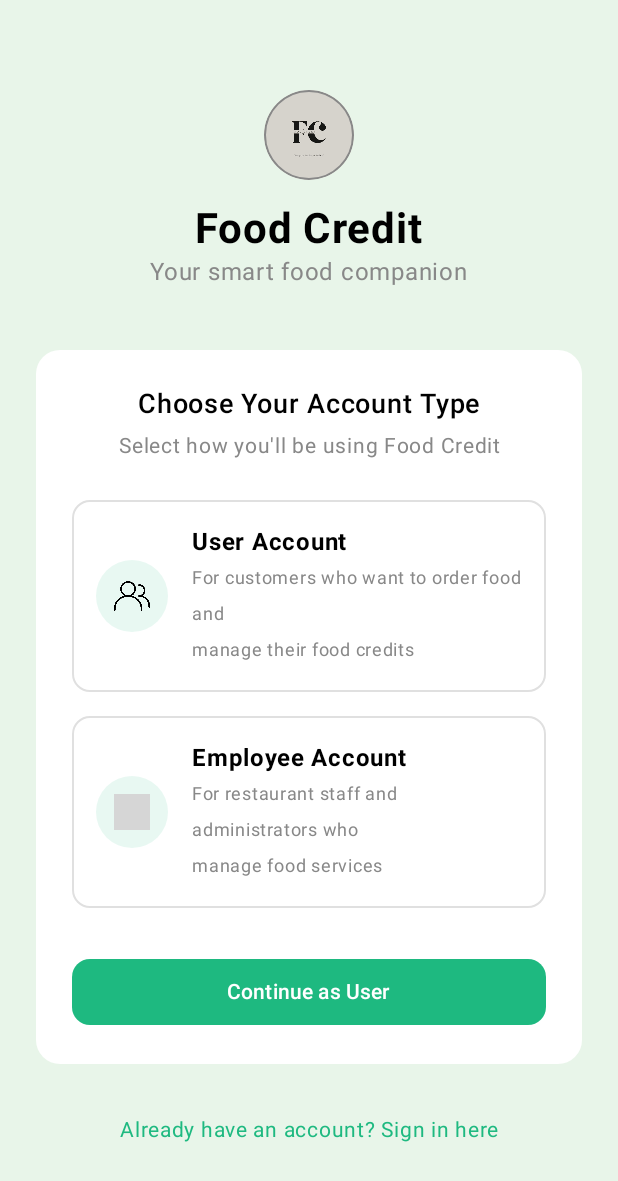
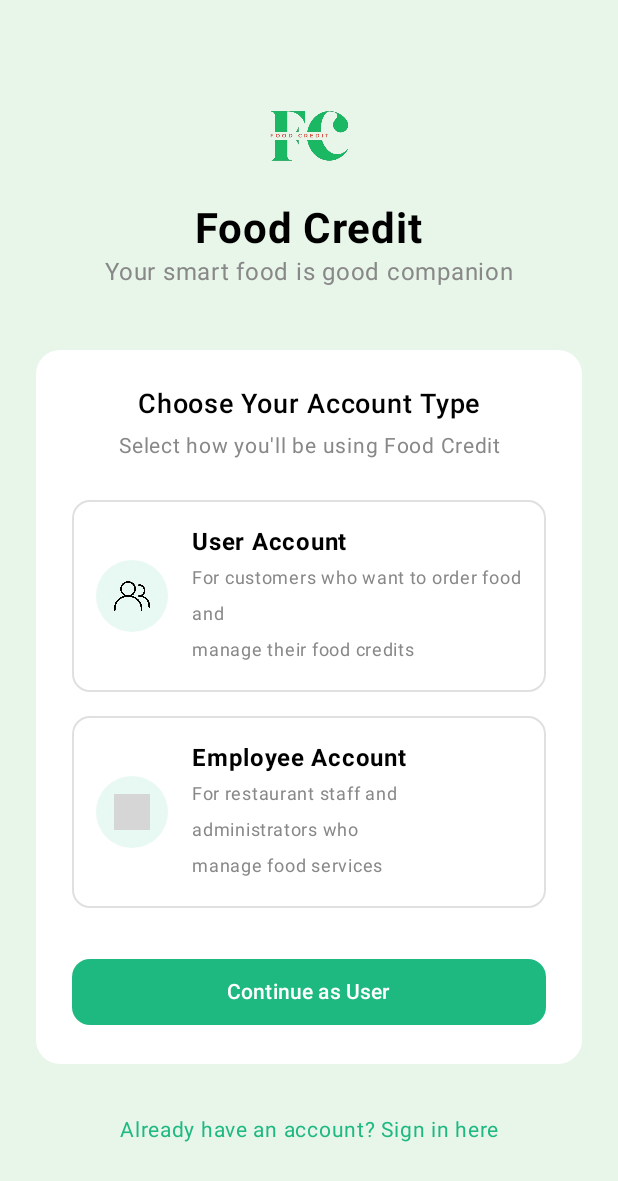
Before and after one commit to NoobofCoding/Food_Credit_1.5, an Android app built with Jetpack Compose: the screen it shows after launch (MainActivity), on a phone screen of 412 x 824 dp. Shown: the top 1181 px of the screen. Run offline under Robolectric (Android 15) with nearby library versions, the phone set to English and light mode, and no system bars; grey boxes are pictures that could not be loaded.

Commit message:
check update

```diff
--- a/app/src/main/java/com/example/foodcredit15/ui/screens/AccountTypeScreen.kt
+++ b/app/src/main/java/com/example/foodcredit15/ui/screens/AccountTypeScreen.kt
@@ -35,7 +35,9 @@ fun AccountTypeScreen(navController: NavController) {
         Image(
             painter = painterResource(R.drawable.logo),
             contentDescription = "App Logo",
-            modifier = Modifier.size(60.dp).clip(CircleShape).border(1.dp,Color.Gray, CircleShape)
+            modifier = Modifier
+                .size(60.dp)
+                .clip(CircleShape)
         )
 
         Spacer(modifier = Modifier.height(16.dp))
@@ -46,7 +48,7 @@ fun AccountTypeScreen(navController: NavController) {
             color = Color.Black
         )
         Text(
-            text = "Your smart food companion",
+            text = "Your smart food is good companion",
             fontSize = 16.sp,
             color = Color.Gray
         )
```
Also changed, not shown: app/src/main/res/drawable/logo.jpg (deleted), app/src/main/res/drawable/logo.png (added).
